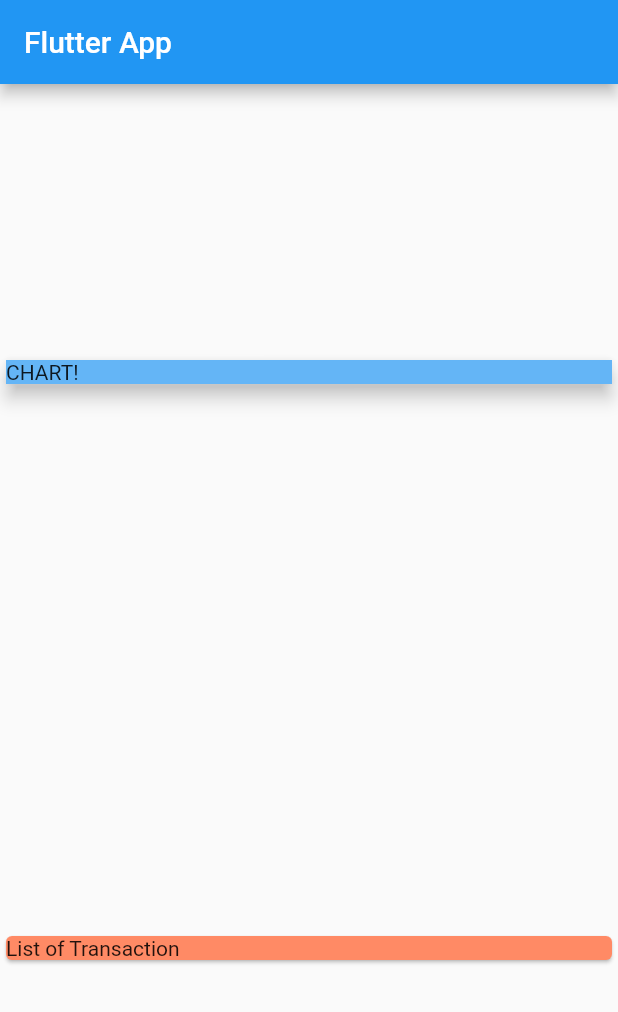
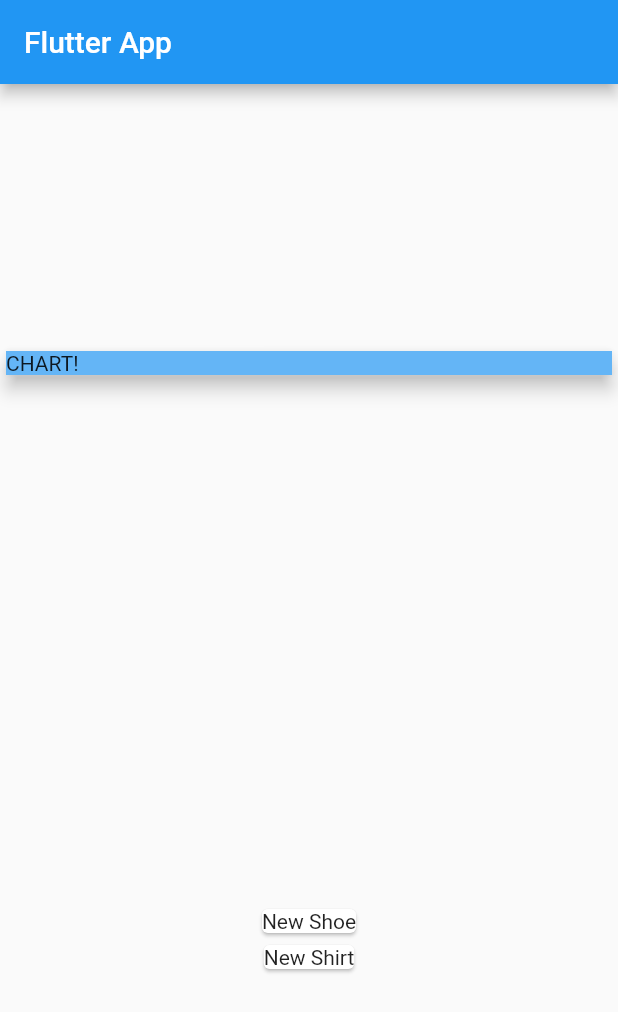
Before and after one commit to Kh-Rakib/Flutter-Dart, a Flutter app: the screen it shows after launch, on a phone screen of 412 x 824 dp. Shown: the top 1012 px of the screen. Run offline on Flutter 3.47's test engine with Material 2 defaults, Android fonts, the phone set to English and light mode, and no system bars.

Commit message:
Mapping Data Into Widget

```diff
--- a/Expense_Planner/lib/main.dart
+++ b/Expense_Planner/lib/main.dart
@@ -52,9 +52,12 @@ class MyHomePage extends StatelessWidget {
             ),
             elevation: 5,
           ),
-          Card(
-            color: Colors.deepOrange[300],
-            child: Text('List of Transaction'),
+          Column(
+            children: transactions.map((tx) {
+              return Card(
+                child: Text(tx.title),
+              );
+            }).toList(),
           ),
         ],
       ),
```
